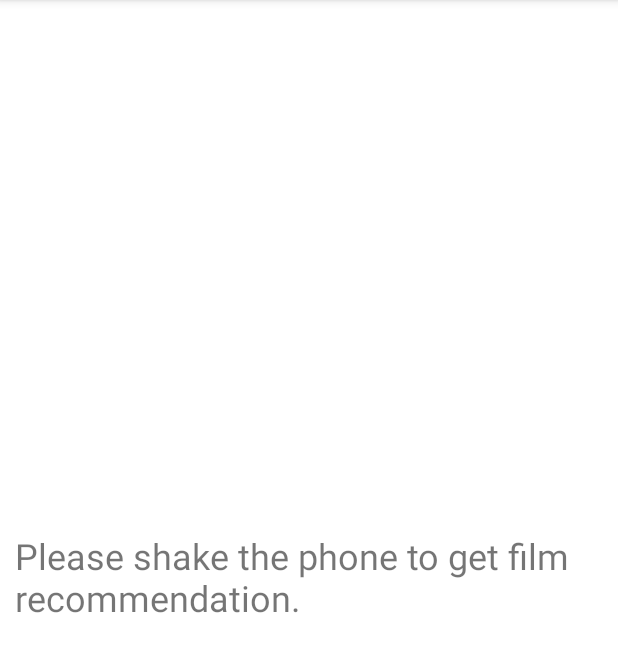
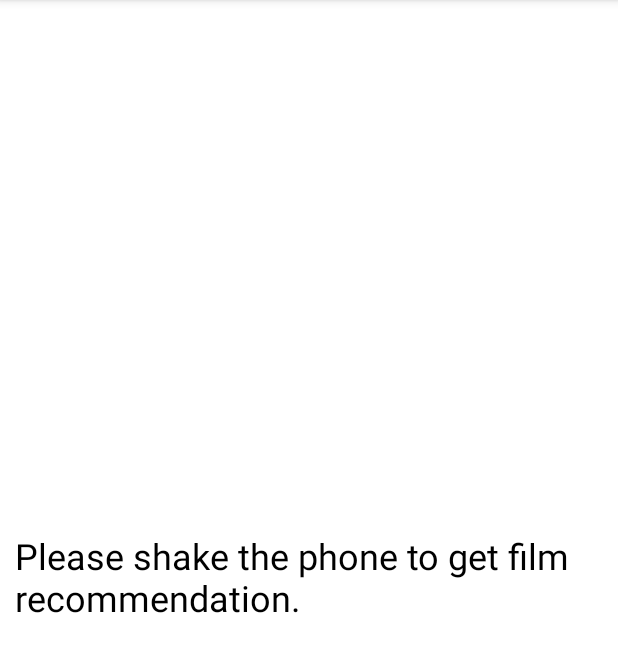
Before and after one commit to odukabdulbasit/Movie-Radar, an Android app: the screen it shows after launch (MainActivity), after a tap on "Recommend Film", on a phone screen of 412 x 824 dp, the part 84-756 px from its top. Run offline under Robolectric (Android 15) with nearby library versions, the phone set to English and light mode, and no system bars; our stand-ins replace Room's generated code, data binding; 5 statements that could not run were skipped.

Commit message:
set default text color as black

```diff
--- a/app/src/main/res/values/themes.xml
+++ b/app/src/main/res/values/themes.xml
@@ -12,5 +12,6 @@
         <!-- Status bar color. -->
         <item name="android:statusBarColor" tools:targetApi="l">?attr/colorPrimaryVariant</item>
         <!-- Customize your theme here. -->
+        <item name="android:textColor">@color/black</item>
     </style>
 </resources>
```
